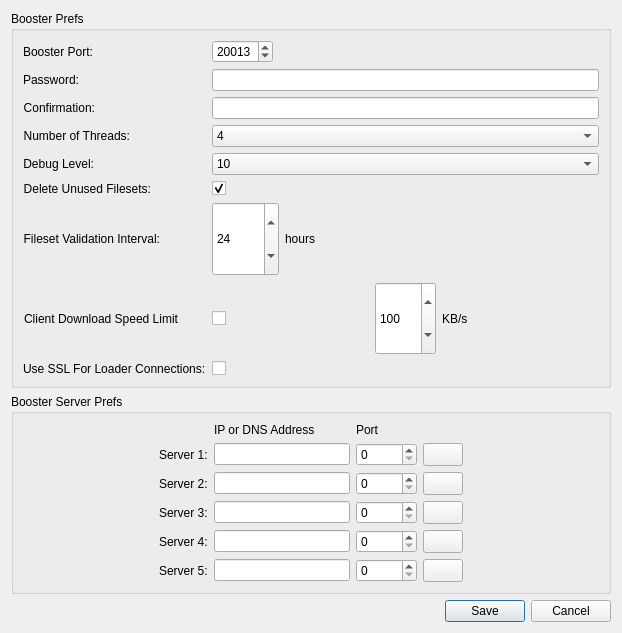
This is QtBoosterMonitor/boosterpreferencesdlg.ui in fw-dev/translations as Qt 5 draws it before an edit. The edited form follows.
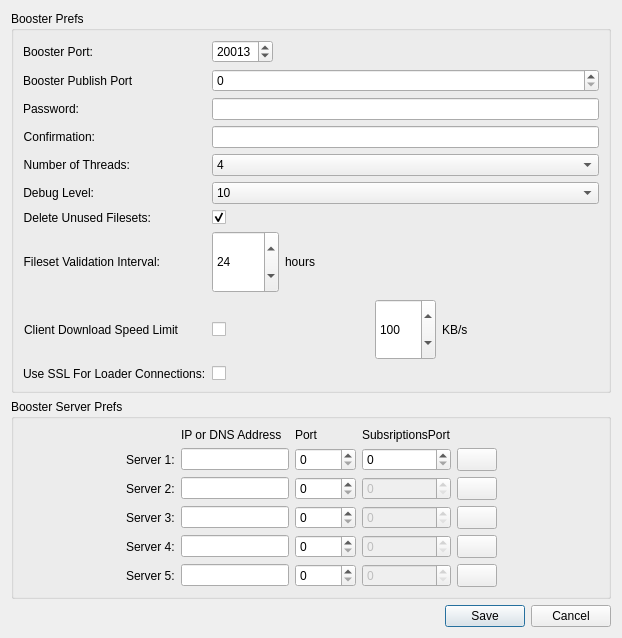
This is the edited form. Custom widgets are drawn as their Qt base class.

Patch:
```diff
--- a/QtBoosterMonitor/boosterpreferencesdlg.ui
+++ b/QtBoosterMonitor/boosterpreferencesdlg.ui
@@ -1,12 +1,12 @@
 <ui version="4.0" >
  <class>BoosterPreferencesDlg</class>
- <widget class="QWidget" name="BoosterPreferencesDlg" >
-  <property name="geometry" >
+ <widget class="QWidget" name="BoosterPreferencesDlg">
+  <property name="geometry">
    <rect>
     <x>0</x>
     <y>0</y>
     <width>622</width>
-    <height>633</height>
+    <height>638</height>
    </rect>
   </property>
   <property name="windowTitle" >
@@ -51,10 +51,10 @@
         </property>
        </widget>
       </item>
-      <item row="1" column="0" >
-       <widget class="QLabel" name="label_5" >
-        <property name="sizePolicy" >
-         <sizepolicy vsizetype="MinimumExpanding" hsizetype="Preferred" >
+      <item row="2" column="0">
+       <widget class="QLabel" name="label_5">
+        <property name="sizePolicy">
+         <sizepolicy hsizetype="Preferred" vsizetype="MinimumExpanding">
           <horstretch>0</horstretch>
           <verstretch>0</verstretch>
          </sizepolicy>
@@ -67,17 +67,17 @@
         </property>
        </widget>
       </item>
-      <item row="1" column="1" >
-       <widget class="QLineEdit" name="lineEditPassword" >
-        <property name="echoMode" >
+      <item row="2" column="1">
+       <widget class="QLineEdit" name="lineEditPassword">
+        <property name="echoMode">
          <enum>QLineEdit::Password</enum>
         </property>
        </widget>
       </item>
-      <item row="2" column="0" >
-       <widget class="QLabel" name="label_6" >
-        <property name="sizePolicy" >
-         <sizepolicy vsizetype="MinimumExpanding" hsizetype="Preferred" >
+      <item row="3" column="0">
+       <widget class="QLabel" name="label_6">
+        <property name="sizePolicy">
+         <sizepolicy hsizetype="Preferred" vsizetype="MinimumExpanding">
           <horstretch>0</horstretch>
           <verstretch>0</verstretch>
          </sizepolicy>
@@ -90,17 +90,17 @@
         </property>
        </widget>
       </item>
-      <item row="2" column="1" >
-       <widget class="QLineEdit" name="lineEditPasswordConfirmation" >
-        <property name="echoMode" >
+      <item row="3" column="1">
+       <widget class="QLineEdit" name="lineEditPasswordConfirmation">
+        <property name="echoMode">
          <enum>QLineEdit::Password</enum>
         </property>
        </widget>
       </item>
-      <item row="3" column="0" >
-       <widget class="QLabel" name="label_4" >
-        <property name="sizePolicy" >
-         <sizepolicy vsizetype="MinimumExpanding" hsizetype="Preferred" >
+      <item row="4" column="0">
+       <widget class="QLabel" name="label_4">
+        <property name="sizePolicy">
+         <sizepolicy hsizetype="Preferred" vsizetype="MinimumExpanding">
           <horstretch>0</horstretch>
           <verstretch>0</verstretch>
          </sizepolicy>
@@ -113,8 +113,8 @@
         </property>
        </widget>
       </item>
-      <item row="3" column="1" >
-       <widget class="QComboBox" name="comboBoxThreads" >
+      <item row="4" column="1">
+       <widget class="QComboBox" name="comboBoxThreads">
         <item>
          <property name="text" >
           <string>4</string>
@@ -152,10 +152,10 @@
         </item>
        </widget>
       </item>
-      <item row="4" column="0" >
-       <widget class="QLabel" name="label_7" >
-        <property name="sizePolicy" >
-         <sizepolicy vsizetype="MinimumExpanding" hsizetype="Preferred" >
+      <item row="5" column="0">
+       <widget class="QLabel" name="label_7">
+        <property name="sizePolicy">
+         <sizepolicy hsizetype="Preferred" vsizetype="MinimumExpanding">
           <horstretch>0</horstretch>
           <verstretch>0</verstretch>
          </sizepolicy>
@@ -168,8 +168,8 @@
         </property>
        </widget>
       </item>
-      <item row="4" column="1" >
-       <widget class="QComboBox" name="comboBoxDebugLevel" >
+      <item row="5" column="1">
+       <widget class="QComboBox" name="comboBoxDebugLevel">
         <item>
          <property name="text" >
           <string>10</string>
@@ -187,10 +187,10 @@
         </item>
        </widget>
       </item>
-      <item row="5" column="0" >
-       <widget class="QLabel" name="label_8" >
-        <property name="sizePolicy" >
-         <sizepolicy vsizetype="MinimumExpanding" hsizetype="Preferred" >
+      <item row="6" column="0">
+       <widget class="QLabel" name="label_8">
+        <property name="sizePolicy">
+         <sizepolicy hsizetype="Preferred" vsizetype="MinimumExpanding">
           <horstretch>0</horstretch>
           <verstretch>0</verstretch>
          </sizepolicy>
@@ -203,9 +203,9 @@
         </property>
        </widget>
       </item>
-      <item row="5" column="1" >
-       <widget class="QCheckBox" name="checkBoxDeleteUnusedFilesets" >
-        <property name="text" >
+      <item row="6" column="1">
+       <widget class="QCheckBox" name="checkBoxDeleteUnusedFilesets">
+        <property name="text">
          <string/>
         </property>
         <property name="checked" >
@@ -213,10 +213,10 @@
         </property>
        </widget>
       </item>
-      <item row="6" column="0" >
-       <widget class="QLabel" name="label_14" >
-        <property name="sizePolicy" >
-         <sizepolicy vsizetype="MinimumExpanding" hsizetype="Preferred" >
+      <item row="7" column="0">
+       <widget class="QLabel" name="label_14">
+        <property name="sizePolicy">
+         <sizepolicy hsizetype="Preferred" vsizetype="MinimumExpanding">
           <horstretch>0</horstretch>
           <verstretch>0</verstretch>
          </sizepolicy>
@@ -229,8 +229,8 @@
         </property>
        </widget>
       </item>
-      <item row="6" column="1" >
-       <layout class="QHBoxLayout" name="horizontalLayout_3" >
+      <item row="7" column="1">
+       <layout class="QHBoxLayout" name="horizontalLayout_3">
         <item>
          <widget class="QSpinBox" name="spinBoxFilesetValidationInterval" >
           <property name="sizePolicy" >
@@ -262,10 +262,10 @@
         </item>
        </layout>
       </item>
-      <item row="7" column="0" >
-       <widget class="QLabel" name="label_19" >
-        <property name="sizePolicy" >
-         <sizepolicy vsizetype="MinimumExpanding" hsizetype="Preferred" >
+      <item row="8" column="0">
+       <widget class="QLabel" name="label_19">
+        <property name="sizePolicy">
+         <sizepolicy hsizetype="Preferred" vsizetype="MinimumExpanding">
           <horstretch>0</horstretch>
           <verstretch>0</verstretch>
          </sizepolicy>
@@ -278,8 +278,8 @@
         </property>
        </widget>
       </item>
-      <item row="7" column="1" >
-       <layout class="QHBoxLayout" name="horizontalLayout_2" >
+      <item row="8" column="1">
+       <layout class="QHBoxLayout" name="horizontalLayout_2">
         <item>
          <widget class="QCheckBox" name="bandwidthCheckbox" >
           <property name="layoutDirection" >
@@ -330,10 +330,10 @@
         </item>
        </layout>
       </item>
-      <item row="8" column="0" >
-       <widget class="QLabel" name="label_16" >
-        <property name="sizePolicy" >
-         <sizepolicy vsizetype="MinimumExpanding" hsizetype="Preferred" >
+      <item row="9" column="0">
+       <widget class="QLabel" name="label_16">
+        <property name="sizePolicy">
+         <sizepolicy hsizetype="Preferred" vsizetype="MinimumExpanding">
           <horstretch>0</horstretch>
           <verstretch>0</verstretch>
          </sizepolicy>
@@ -346,9 +346,9 @@
         </property>
        </widget>
       </item>
-      <item row="8" column="1" >
-       <widget class="QCheckBox" name="cbUseSslForServers" >
-        <property name="layoutDirection" >
+      <item row="9" column="1">
+       <widget class="QCheckBox" name="cbUseSslForServers">
+        <property name="layoutDirection">
          <enum>Qt::LeftToRight</enum>
         </property>
         <property name="text" >
@@ -356,6 +356,20 @@
         </property>
        </widget>
       </item>
+      <item row="1" column="0">
+       <widget class="QLabel" name="label_18">
+        <property name="text">
+         <string>Booster Publish Port</string>
+        </property>
+       </widget>
+      </item>
+      <item row="1" column="1">
+       <widget class="QSpinBox" name="spinBox_BoosterPublishPort">
+        <property name="maximum">
+         <number>65535</number>
+        </property>
+       </widget>
+      </item>
      </layout>
     </widget>
    </item>
@@ -364,171 +378,47 @@
      <property name="title" >
       <string>Booster Server Prefs</string>
      </property>
-     <layout class="QGridLayout" name="gridLayout" >
-      <item row="1" column="1" >
-       <widget class="QLabel" name="label_9" >
-        <property name="text" >
-         <string>Server 1:</string>
-        </property>
-       </widget>
+     <layout class="QGridLayout" name="gridLayout" rowstretch="0,0,0,0,0,0" columnstretch="0,0,0,0,0,0,0">
+      <item row="4" column="2">
+       <widget class="QLineEdit" name="lineEditServer4"/>
       </item>
-      <item row="1" column="2" >
-       <widget class="QLineEdit" name="lineEditServer1" />
-      </item>
-      <item row="1" column="3" >
-       <widget class="QSpinBox" name="spinBoxPort1" >
-        <property name="maximum" >
+      <item row="2" column="3">
+       <widget class="QSpinBox" name="spinBoxPort2">
+        <property name="maximum">
          <number>65535</number>
         </property>
        </widget>
       </item>
-      <item row="1" column="4" >
-       <widget class="BonjourServiceView" name="bonjourView1" >
-        <property name="sizePolicy" >
-         <sizepolicy vsizetype="Preferred" hsizetype="Minimum" >
-          <horstretch>0</horstretch>
-          <verstretch>0</verstretch>
-         </sizepolicy>
+      <item row="2" column="0">
+       <spacer name="horizontalSpacer">
+        <property name="orientation">
+         <enum>Qt::Horizontal</enum>
         </property>
-       </widget>
-      </item>
-      <item row="2" column="1" >
-       <widget class="QLabel" name="label_10" >
-        <property name="text" >
-         <string>Server 2:</string>
+        <property name="sizeHint" stdset="0">
+         <size>
+          <width>40</width>
+          <height>20</height>
+         </size>
         </property>
-       </widget>
+       </spacer>
       </item>
-      <item row="2" column="2" >
-       <widget class="QLineEdit" name="lineEditServer2" />
-      </item>
-      <item row="2" column="3" >
-       <widget class="QSpinBox" name="spinBoxPort2" >
-        <property name="maximum" >
-         <number>65535</number>
-        </property>
-       </widget>
-      </item>
-      <item row="2" column="4" >
-       <widget class="BonjourServiceView" name="bonjourView2" >
-        <property name="sizePolicy" >
-         <sizepolicy vsizetype="Preferred" hsizetype="Minimum" >
-          <horstretch>0</horstretch>
-          <verstretch>0</verstretch>
-         </sizepolicy>
-        </property>
-       </widget>
-      </item>
-      <item row="3" column="1" >
-       <widget class="QLabel" name="label_11" >
-        <property name="text" >
-         <string>Server 3:</string>
-        </property>
-       </widget>
-      </item>
-      <item row="3" column="2" >
-       <widget class="QLineEdit" name="lineEditServer3" />
-      </item>
-      <item row="3" column="3" >
-       <widget class="QSpinBox" name="spinBoxPort3" >
-        <property name="maximum" >
-         <number>65535</number>
-        </property>
-       </widget>
-      </item>
-      <item row="3" column="4" >
-       <widget class="BonjourServiceView" name="bonjourView3" >
-        <property name="sizePolicy" >
-         <sizepolicy vsizetype="Preferred" hsizetype="Minimum" >
-          <horstretch>0</horstretch>
-          <verstretch>0</verstretch>
-         </sizepolicy>
-        </property>
-       </widget>
-      </item>
-      <item row="4" column="1" >
-       <widget class="QLabel" name="label_12" >
-        <property name="text" >
+      <item row="4" column="1">
+       <widget class="QLabel" name="label_12">
+        <property name="text">
          <string>Server 4:</string>
         </property>
        </widget>
       </item>
-      <item row="4" column="2" >
-       <widget class="QLineEdit" name="lineEditServer4" />
-      </item>
-      <item row="4" column="3" >
-       <widget class="QSpinBox" name="spinBoxPort4" >
-        <property name="maximum" >
-         <number>65535</number>
-        </property>
-       </widget>
-      </item>
-      <item row="4" column="4" >
-       <widget class="BonjourServiceView" name="bonjourView4" >
-        <property name="sizePolicy" >
-         <sizepolicy vsizetype="Preferred" hsizetype="Minimum" >
-          <horstretch>0</horstretch>
-          <verstretch>0</verstretch>
-         </sizepolicy>
-        </property>
-       </widget>
-      </item>
-      <item row="5" column="1" >
-       <widget class="QLabel" name="label_13" >
-        <property name="text" >
+      <item row="5" column="1">
+       <widget class="QLabel" name="label_13">
+        <property name="text">
          <string>Server 5:</string>
         </property>
        </widget>
       </item>
-      <item row="5" column="2" >
-       <widget class="QLineEdit" name="lineEditServer5" />
-      </item>
-      <item row="5" column="3" >
-       <widget class="QSpinBox" name="spinBoxPort5" >
-        <property name="maximum" >
-         <number>65535</number>
-        </property>
-       </widget>
-      </item>
-      <item row="5" column="4" >
-       <widget class="BonjourServiceView" name="bonjourView5" >
-        <property name="sizePolicy" >
-         <sizepolicy vsizetype="Preferred" hsizetype="Minimum" >
-          <horstretch>0</horstretch>
-          <verstretch>0</verstretch>
-         </sizepolicy>
-        </property>
-       </widget>
-      </item>
-      <item row="2" column="0" >
-       <spacer name="horizontalSpacer" >
-        <property name="orientation" >
-         <enum>Qt::Horizontal</enum>
-        </property>
-        <property name="sizeHint" stdset="0" >
-         <size>
-          <width>40</width>
-          <height>20</height>
-         </size>
-        </property>
-       </spacer>
-      </item>
-      <item row="3" column="5" >
-       <spacer name="horizontalSpacer_2" >
-        <property name="orientation" >
-         <enum>Qt::Horizontal</enum>
-        </property>
-        <property name="sizeHint" stdset="0" >
-         <size>
-          <width>40</width>
-          <height>20</height>
-         </size>
-        </property>
-       </spacer>
-      </item>
-      <item row="0" column="2" >
-       <widget class="QLabel" name="label_2" >
-        <property name="text" >
+      <item row="0" column="2">
+       <widget class="QLabel" name="label_2">
+        <property name="text">
          <string>IP or DNS Address</string>
         </property>
         <property name="scaledContents" >
@@ -536,9 +426,32 @@
         </property>
        </widget>
       </item>
-      <item row="0" column="3" >
-       <widget class="QLabel" name="label_3" >
-        <property name="text" >
+      <item row="3" column="6">
+       <spacer name="horizontalSpacer_2">
+        <property name="orientation">
+         <enum>Qt::Horizontal</enum>
+        </property>
+        <property name="sizeHint" stdset="0">
+         <size>
+          <width>40</width>
+          <height>20</height>
+         </size>
+        </property>
+       </spacer>
+      </item>
+      <item row="5" column="2">
+       <widget class="QLineEdit" name="lineEditServer5"/>
+      </item>
+      <item row="4" column="3">
+       <widget class="QSpinBox" name="spinBoxPort4">
+        <property name="maximum">
+         <number>65535</number>
+        </property>
+       </widget>
+      </item>
+      <item row="0" column="3">
+       <widget class="QLabel" name="label_3">
+        <property name="text">
          <string>Port</string>
         </property>
         <property name="scaledContents" >
@@ -546,6 +459,161 @@
         </property>
        </widget>
       </item>
+      <item row="3" column="3">
+       <widget class="QSpinBox" name="spinBoxPort3">
+        <property name="maximum">
+         <number>65535</number>
+        </property>
+       </widget>
+      </item>
+      <item row="3" column="2">
+       <widget class="QLineEdit" name="lineEditServer3"/>
+      </item>
+      <item row="2" column="1">
+       <widget class="QLabel" name="label_10">
+        <property name="text">
+         <string>Server 2:</string>
+        </property>
+       </widget>
+      </item>
+      <item row="3" column="1">
+       <widget class="QLabel" name="label_11">
+        <property name="text">
+         <string>Server 3:</string>
+        </property>
+       </widget>
+      </item>
+      <item row="5" column="3">
+       <widget class="QSpinBox" name="spinBoxPort5">
+        <property name="maximum">
+         <number>65535</number>
+        </property>
+       </widget>
+      </item>
+      <item row="2" column="2">
+       <widget class="QLineEdit" name="lineEditServer2"/>
+      </item>
+      <item row="1" column="1">
+       <widget class="QLabel" name="label_9">
+        <property name="text">
+         <string>Server 1:</string>
+        </property>
+       </widget>
+      </item>
+      <item row="1" column="2">
+       <widget class="QLineEdit" name="lineEditServer1"/>
+      </item>
+      <item row="1" column="3">
+       <widget class="QSpinBox" name="spinBoxPort1">
+        <property name="maximum">
+         <number>65535</number>
+        </property>
+       </widget>
+      </item>
+      <item row="5" column="5">
+       <widget class="BonjourServiceView" name="bonjourView5">
+        <property name="sizePolicy">
+         <sizepolicy hsizetype="Minimum" vsizetype="Preferred">
+          <horstretch>0</horstretch>
+          <verstretch>0</verstretch>
+         </sizepolicy>
+        </property>
+       </widget>
+      </item>
+      <item row="3" column="5">
+       <widget class="BonjourServiceView" name="bonjourView3">
+        <property name="sizePolicy">
+         <sizepolicy hsizetype="Minimum" vsizetype="Preferred">
+          <horstretch>0</horstretch>
+          <verstretch>0</verstretch>
+         </sizepolicy>
+        </property>
+       </widget>
+      </item>
+      <item row="1" column="5">
+       <widget class="BonjourServiceView" name="bonjourView1">
+        <property name="sizePolicy">
+         <sizepolicy hsizetype="Minimum" vsizetype="Preferred">
+          <horstretch>0</horstretch>
+          <verstretch>0</verstretch>
+         </sizepolicy>
+        </property>
+       </widget>
+      </item>
+      <item row="4" column="5">
+       <widget class="BonjourServiceView" name="bonjourView4">
+        <property name="sizePolicy">
+         <sizepolicy hsizetype="Minimum" vsizetype="Preferred">
+          <horstretch>0</horstretch>
+          <verstretch>0</verstretch>
+         </sizepolicy>
+        </property>
+       </widget>
+      </item>
+      <item row="2" column="5">
+       <widget class="BonjourServiceView" name="bonjourView2">
+        <property name="sizePolicy">
+         <sizepolicy hsizetype="Minimum" vsizetype="Preferred">
+          <horstretch>0</horstretch>
+          <verstretch>0</verstretch>
+         </sizepolicy>
+        </property>
+       </widget>
+      </item>
+      <item row="1" column="4">
+       <widget class="QSpinBox" name="spinBoxSubsPort1">
+        <property name="maximum">
+         <number>65535</number>
+        </property>
+       </widget>
+      </item>
+      <item row="0" column="4">
+       <widget class="QLabel" name="label_17">
+        <property name="text">
+         <string>SubsriptionsPort</string>
+        </property>
+       </widget>
+      </item>
+      <item row="2" column="4">
+       <widget class="QSpinBox" name="spinBoxSubsPort2">
+        <property name="enabled">
+         <bool>false</bool>
+        </property>
+        <property name="maximum">
+         <number>65535</number>
+        </property>
+       </widget>
+      </item>
+      <item row="3" column="4">
+       <widget class="QSpinBox" name="spinBoxSubsPort3">
+        <property name="enabled">
+         <bool>false</bool>
+        </property>
+        <property name="maximum">
+         <number>65535</number>
+        </property>
+       </widget>
+      </item>
+      <item row="4" column="4">
+       <widget class="QSpinBox" name="spinBoxSubsPort4">
+        <property name="enabled">
+         <bool>false</bool>
+        </property>
+        <property name="maximum">
+         <number>65535</number>
+        </property>
+       </widget>
+      </item>
+      <item row="5" column="4">
+       <widget class="QSpinBox" name="spinBoxSubsPort5">
+        <property name="enabled">
+         <bool>false</bool>
+        </property>
+        <property name="maximum">
+         <number>65535</number>
+        </property>
+       </widget>
+      </item>
      </layout>
     </widget>
    </item>
```
Left out of the diff: 158 changed lines with no effect on the pictures.
